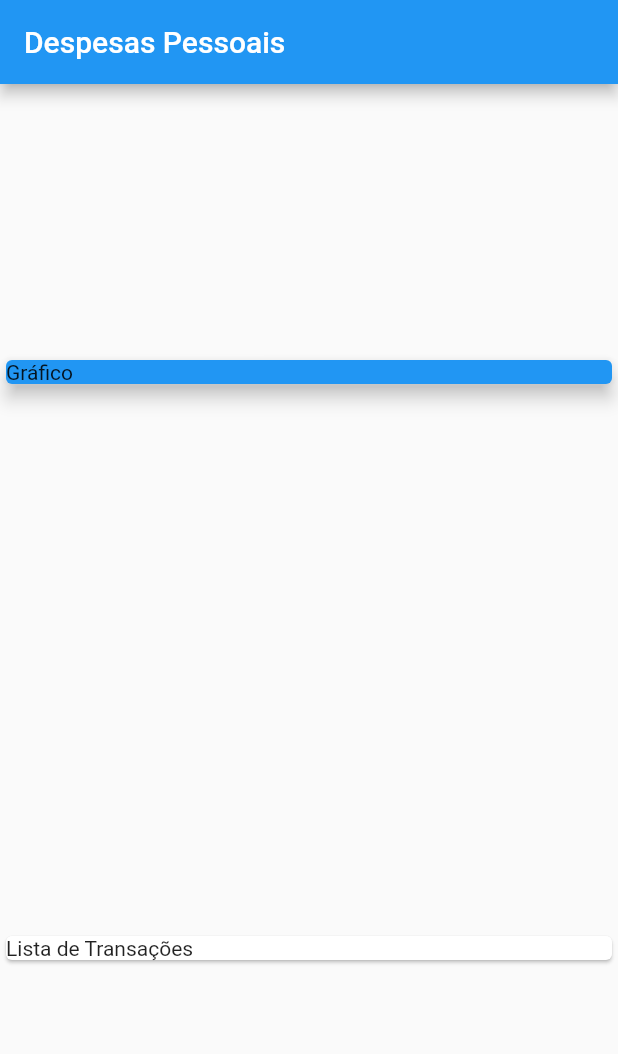
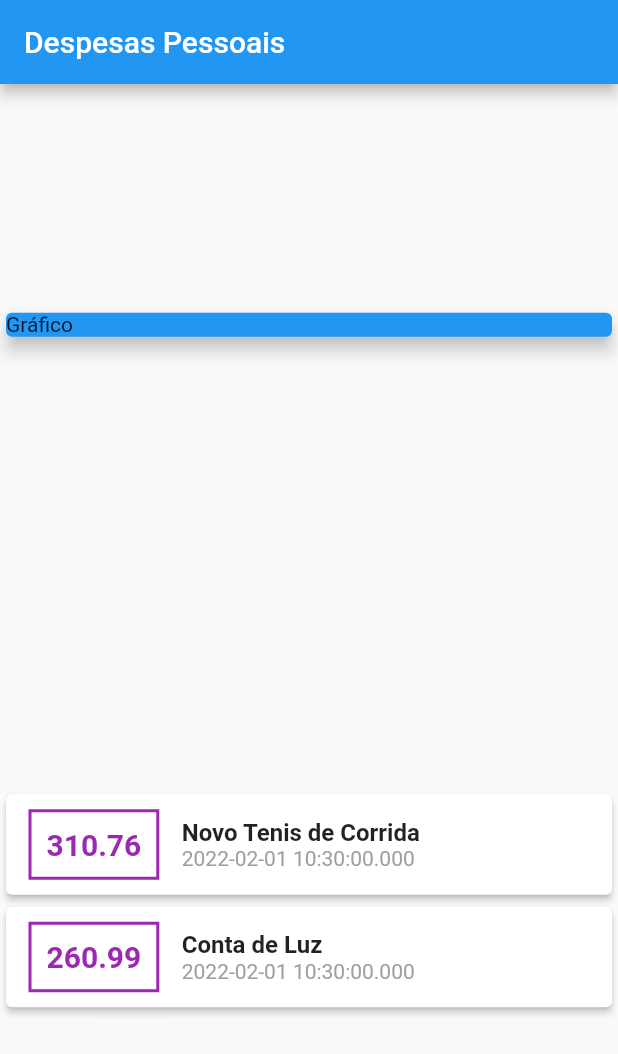
Before and after one commit to diegojaldim/expenses_app, a Flutter app: the screen it shows after launch, on a phone screen of 412 x 824 dp. Shown: the top 1054 px of the screen. Run offline on Flutter 3.47's test engine with Material 2 defaults, Android fonts, the phone set to English and light mode, and no system bars.

Commit message:
Add list style

```diff
--- a/lib/main.dart
+++ b/lib/main.dart
@@ -52,8 +52,55 @@ class MyHomePage extends StatelessWidget {
               elevation: 5,
             ),
           ),
-          Card(
-            child: Text('Lista de Transações'),
+          Column(
+            children: _transactions.map((tr) {
+              return Card(
+                elevation: 2,
+                child: Row(
+                  children: <Widget>[
+                    Container(
+                      margin: EdgeInsets.symmetric(
+                        horizontal: 15,
+                        vertical: 10,
+                      ),
+                      decoration: BoxDecoration(
+                        border: Border.all(
+                          color: Colors.purple,
+                          width: 2,
+                        )
+                      ),
+                      padding: EdgeInsets.all(10),
+                      child: Text(
+                        tr.value.toString(),
+                        style: TextStyle(
+                          fontWeight: FontWeight.bold,
+                          fontSize: 20,
+                          color: Colors.purple
+                        ),
+                      ),
+                    ),
+                    Column(
+                      crossAxisAlignment: CrossAxisAlignment.start,
+                      children: <Widget>[
+                        Text(
+                          tr.title,
+                          style: TextStyle(
+                            fontSize: 16,
+                            fontWeight: FontWeight.bold,
+                          ),
+                        ),
+                        Text(
+                          tr.date.toString(),
+                          style: TextStyle(
+                            color: Colors.grey,
+                          ),
+                        ),
+                      ],
+                    )
+                  ],
+                ),
+              );
+            }).toList(),
           )
         ],
       ),
```
